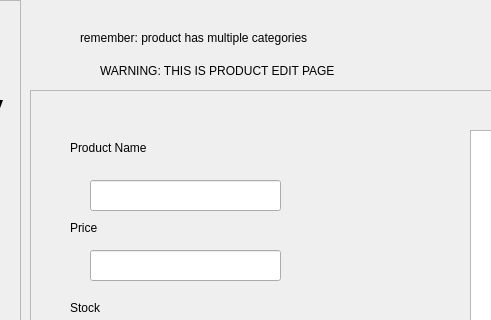
The window that POS/UI/inventoryEdit.ui (ReiZedlav/CSCC-21.1-Software-Engineering-1) describes before a commit, drawn with Qt 5; both pictures show x 230 to 721 and y 0 to 320 of the 1200 by 700 pixel window.
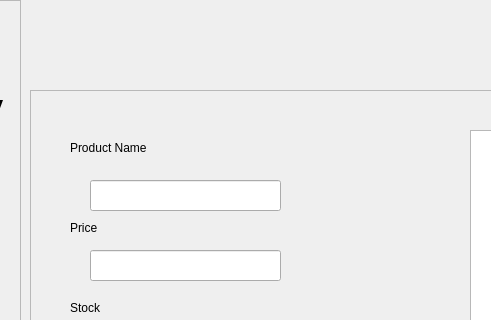
The same window after the commit.

```diff
--- a/POS/UI/inventoryEdit.ui
+++ b/POS/UI/inventoryEdit.ui
@@ -331,32 +331,6 @@
      </property>
     </widget>
    </widget>
-   <widget class="QLabel" name="label_9">
-    <property name="geometry">
-     <rect>
-      <x>330</x>
-      <y>40</y>
-      <width>311</width>
-      <height>61</height>
-     </rect>
-    </property>
-    <property name="text">
-     <string>WARNING: THIS IS PRODUCT EDIT PAGE</string>
-    </property>
-   </widget>
-   <widget class="QLabel" name="label_8">
-    <property name="geometry">
-     <rect>
-      <x>310</x>
-      <y>30</y>
-      <width>271</width>
-      <height>16</height>
-     </rect>
-    </property>
-    <property name="text">
-     <string>remember: product has multiple categories</string>
-    </property>
-   </widget>
   </widget>
  </widget>
  <resources/>
```
